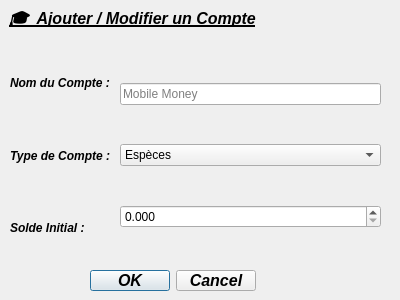
First picture: the form in comptedialog.ui, repository issaridwane29-spec/CashFlood, before the edit.
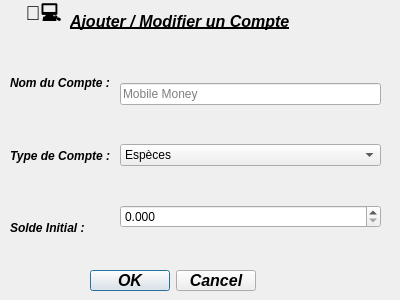
Second picture: the form after the edit.

Commit message: Modification de la police, le style, la taille sur les labels des formulaires

Patch:
```diff
--- a/comptedialog.ui
+++ b/comptedialog.ui
@@ -22,9 +22,9 @@
   <widget class="QLabel" name="labelTitle">
    <property name="geometry">
     <rect>
-     <x>9</x>
-     <y>9</y>
-     <width>275</width>
+     <x>70</x>
+     <y>10</y>
+     <width>251</width>
      <height>22</height>
     </rect>
    </property>
@@ -38,7 +38,7 @@
     </font>
    </property>
    <property name="text">
-    <string>🎓  Ajouter / Modifier un Compte</string>
+    <string>Ajouter / Modifier un Compte</string>
    </property>
   </widget>
   <widget class="QDialogButtonBox" name="buttonBox">
@@ -164,6 +164,26 @@
     </item>
    </layout>
   </widget>
+  <widget class="QLabel" name="label">
+   <property name="geometry">
+    <rect>
+     <x>20</x>
+     <y>0</y>
+     <width>41</width>
+     <height>31</height>
+    </rect>
+   </property>
+   <property name="font">
+    <font>
+     <pointsize>15</pointsize>
+     <weight>75</weight>
+     <bold>true</bold>
+    </font>
+   </property>
+   <property name="text">
+    <string> 🧑‍💻</string>
+   </property>
+  </widget>
  </widget>
  <resources/>
  <connections/>
```
The commit also changes 6 other files.
